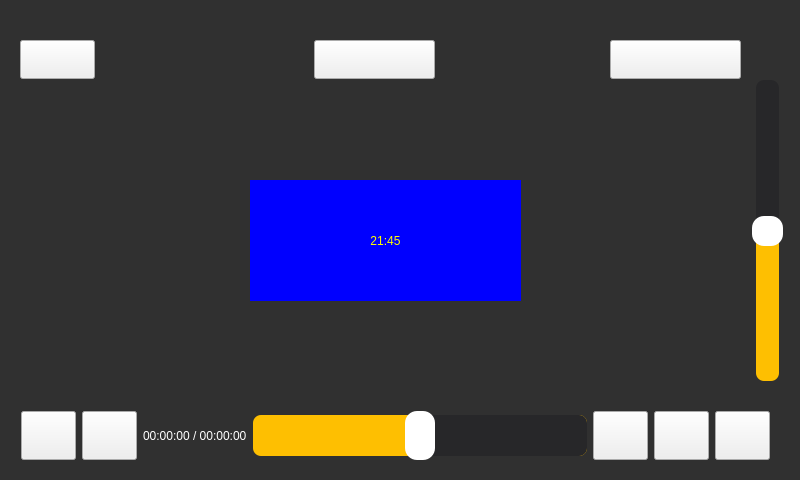
Above: lmsdemo.ui from nvisa/lmm before the change. Below: the same form after it.
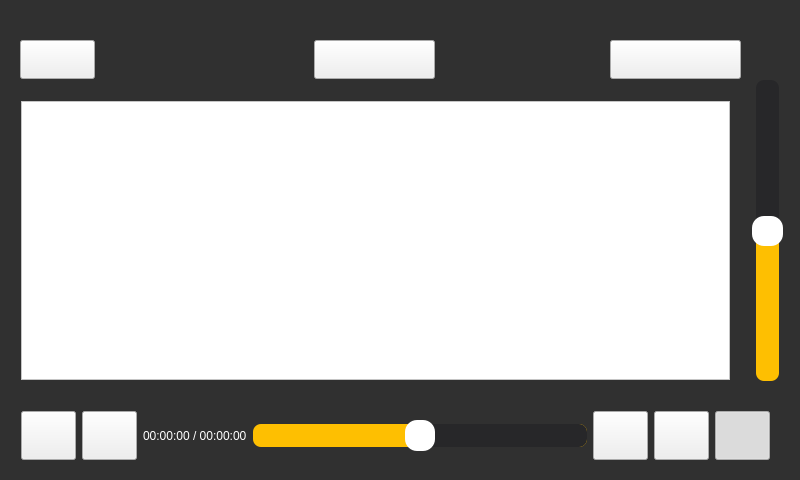
That is the form after the change. The open tabs and pages were chosen to show the change. Icons and pictures are not drawn.

Commit message: LmsDemo: Show playback statistics for debugging purposes.

The edit to the form file:
```diff
--- a/lmsdemo.ui
+++ b/lmsdemo.ui
@@ -259,6 +259,12 @@
           <verstretch>0</verstretch>
          </sizepolicy>
         </property>
+        <property name="maximumSize">
+         <size>
+          <width>16777215</width>
+          <height>31</height>
+         </size>
+        </property>
         <property name="styleSheet">
          <string notr="true">QSlider::groove:horizontal {
 	background-color: rgb(254, 191, 1);
@@ -381,7 +387,7 @@
          <bool>true</bool>
         </property>
         <property name="checked">
-         <bool>false</bool>
+         <bool>true</bool>
         </property>
        </widget>
       </item>
@@ -392,7 +398,7 @@
       <rect>
        <x>10</x>
        <y>90</y>
-       <width>721</width>
+       <width>731</width>
        <height>301</height>
       </rect>
      </property>
@@ -402,11 +408,26 @@
      <property name="frameShadow">
       <enum>QFrame::Raised</enum>
      </property>
+     <layout class="QVBoxLayout" name="verticalLayout">
+      <property name="margin">
+       <number>0</number>
+      </property>
+      <item>
+       <widget class="QStackedWidget" name="stackedWidget">
+        <property name="styleSheet">
+         <string notr="true">/*QWidget#stackedWidget {*/
+	background-color: rgba(48, 48, 48, 0);
+/*}*/</string>
+        </property>
+        <property name="currentIndex">
+         <number>0</number>
+        </property>
+        <widget class="QWidget" name="page">
      <widget class="QLabel" name="labelVirtPos">
       <property name="geometry">
        <rect>
         <x>240</x>
-        <y>90</y>
+            <y>80</y>
         <width>271</width>
         <height>121</height>
        </rect>
@@ -423,6 +444,21 @@
        <set>Qt::AlignCenter</set>
       </property>
      </widget>
+        </widget>
+        <widget class="QWidget" name="page_2">
+         <layout class="QVBoxLayout" name="verticalLayout_2">
+          <item>
+           <widget class="QGraphicsView" name="graphicsView">
+            <property name="styleSheet">
+             <string notr="true">background: white;</string>
+            </property>
+           </widget>
+          </item>
+         </layout>
+        </widget>
+       </widget>
+      </item>
+     </layout>
     </widget>
    </widget>
   </widget>
```
Left out of the diff: 5 changed lines with no effect on the pictures. Lines whose indentation alone changed are shown as unchanged. The commit also changes 2 other files.
